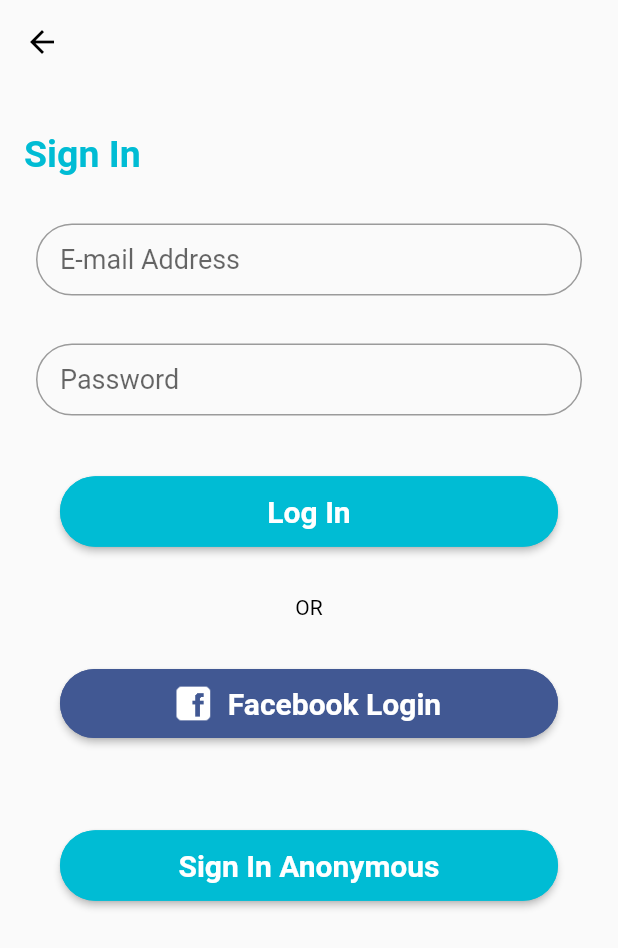
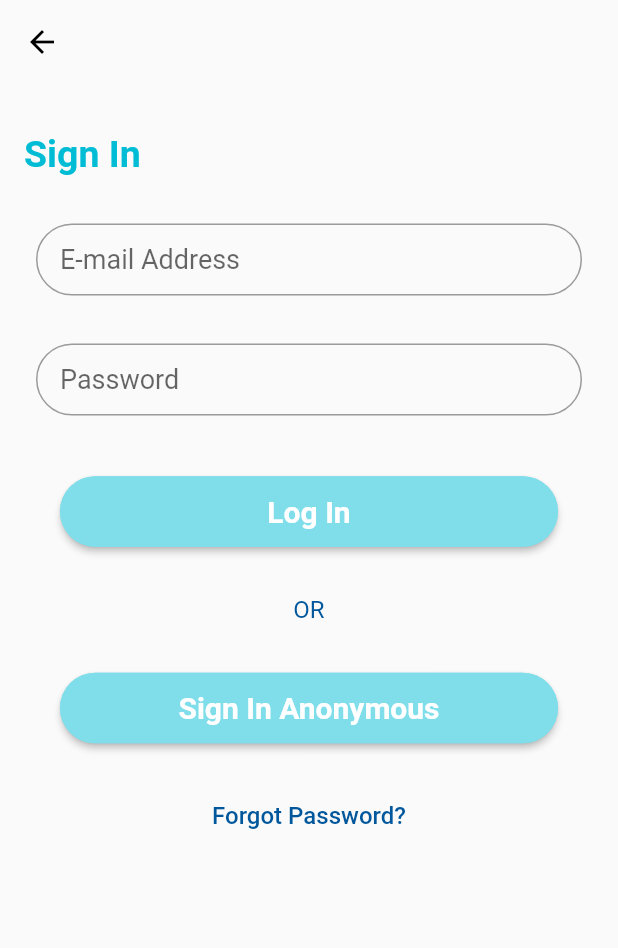
Before and after one commit to Shaunmak1214/Fractastic, a Flutter app: the LoginScreen screen opened directly, on a phone screen of 412 x 824 dp. Shown: the top 948 px of the screen. Run offline on Flutter 3.47's test engine with Material 2 defaults, Android fonts, the phone set to English and light mode, and no system bars; our stand-ins replace animated_theme_switcher, cached_network_image, cloud_firestore, firebase_auth, firebase_storage, flutter_screenutil and 5 more; accounts and stored records are empty.

Commit message:
change ui, delete fb login, add forgot password dialog, add guardian email, delete phone number

```diff
--- a/lib/constants.dart
+++ b/lib/constants.dart
@@ -1,8 +1,8 @@
 library constants;
 
 const FINISHED_ON_BOARDING = 'finishedOnBoarding';
-const COLOR_ACCENT = 0xFFd756ff;
-const COLOR_PRIMARY_DARK = 0xFF6900be;
-const COLOR_PRIMARY = 0xFF00BCD4;
-const FACEBOOK_BUTTON_COLOR = 0xFF415893;
+const COLOR_ACCENT = 0xFF80DEEA; //LIGHT CYAN
+const COLOR_PRIMARY_DARK = 0xFF0288D1; //LIGHT BLUE
+const COLOR_PRIMARY = 0xFF00BCD4; //CYAN
+const COLOR_WORDING = 0xFF01579B; //DARK BLUE
 const USERS = 'users';
--- a/lib/model/User.dart
+++ b/lib/model/User.dart
@@ -7,7 +7,7 @@ class User {
   String firstName = '';
   String lastName = '';
   Settings settings = Settings(allowPushNotifications: true);
-  String phoneNumber = '';
+  String guardianEmail = '';
   bool active = false;
   Timestamp lastOnlineTimestamp = Timestamp.now();
   String userID;
@@ -15,16 +15,17 @@ class User {
   bool selected = false;
   String appIdentifier = 'Flutter Login Screen ${Platform.operatingSystem}';
 
-  User(
-      {this.email,
+  User({
+    this.email,
     this.firstName,
-      this.phoneNumber,
     this.lastName,
+    this.guardianEmail,
     this.active,
     this.lastOnlineTimestamp,
     this.settings,
     this.userID,
-      this.profilePictureURL});
+    this.profilePictureURL,
+  });
 
   get uid => this.userID;
 
@@ -37,11 +38,11 @@ class User {
         email: parsedJson['email'] ?? "",
         firstName: parsedJson['firstName'] ?? '',
         lastName: parsedJson['lastName'] ?? '',
+        guardianEmail: parsedJson['guardianEmail'] ?? "",
         active: parsedJson['active'] ?? false,
         lastOnlineTimestamp: parsedJson['lastOnlineTimestamp'],
         settings: Settings.fromJson(
             parsedJson['settings'] ?? {'allowPushNotifications': true}),
-        phoneNumber: parsedJson['phoneNumber'] ?? "",
         userID: parsedJson['id'] ?? parsedJson['userID'] ?? '',
         profilePictureURL: parsedJson['profilePictureURL'] ?? "");
   }
@@ -52,7 +53,7 @@ class User {
       "firstName": this.firstName,
       "lastName": this.lastName,
       "settings": this.settings.toJson(),
-      "phoneNumber": this.phoneNumber,
+      "guardianEmail": this.guardianEmail,
       "id": this.userID,
       'active': this.active,
       'lastOnlineTimestamp': this.lastOnlineTimestamp,
--- a/lib/ui/auth/AuthScreen.dart
+++ b/lib/ui/auth/AuthScreen.dart
@@ -19,8 +19,8 @@ class AuthScreen extends StatelessWidget {
                 child: Image.asset(
                   'assets/images/logo_ver1.png',
                   //color: Color(Constants.COLOR_PRIMARY),
-                  width: 80,
-                  height: 80,
+                  width: 90,
+                  height: 90,
                 ),
               ),
             ),
--- a/lib/ui/home/HomeScreen.dart
+++ b/lib/ui/home/HomeScreen.dart
@@ -93,7 +93,7 @@ class _HomeState extends State<HomeScreen> {
             ),
             Padding(
               padding: const EdgeInsets.all(8.0),
-              child: Text(user.phoneNumber),
+              child: Text(user.guardianEmail),
             ),
             Padding(
               padding: const EdgeInsets.all(8.0),
--- a/lib/ui/login/LoginScreen.dart
+++ b/lib/ui/login/LoginScreen.dart
@@ -1,17 +1,13 @@
-import 'dart:convert';
-
 import 'package:cloud_firestore/cloud_firestore.dart';
 import 'package:firebase_auth/firebase_auth.dart';
 import 'package:flutter/cupertino.dart';
 import 'package:flutter/material.dart';
 import 'package:flutter/rendering.dart';
 import 'package:flutter/services.dart';
-import 'package:flutter_facebook_login/flutter_facebook_login.dart';
 import 'package:fractastic/model/User.dart';
 import 'package:fractastic/ui/home/HomeScreen.dart';
 import 'package:fractastic/ui/services/Authenticate.dart';
 import 'package:fractastic/ui/utils/helper.dart';
-import 'package:http/http.dart' as http;
 
 import '../../constants.dart' as Constants;
 import '../../main.dart';
@@ -127,13 +123,13 @@ class _LoginScreen extends State<LoginScreen> {
               child: ConstrainedBox(
                 constraints: const BoxConstraints(minWidth: double.infinity),
                 child: RaisedButton(
-                  color: Color(Constants.COLOR_PRIMARY),
+                  color: Color(Constants.COLOR_ACCENT),
                   child: Text(
                     'Log In',
                     style: TextStyle(fontSize: 20, fontWeight: FontWeight.bold),
                   ),
                   textColor: Colors.white,
-                  splashColor: Color(Constants.COLOR_PRIMARY),
+                  splashColor: Color(Constants.COLOR_ACCENT),
                   onPressed: () async {
                     await onClick(
                         _emailController.text, _passwordController.text);
@@ -141,7 +137,7 @@ class _LoginScreen extends State<LoginScreen> {
                   padding: EdgeInsets.only(top: 12, bottom: 12),
                   shape: RoundedRectangleBorder(
                       borderRadius: BorderRadius.circular(25.0),
-                      side: BorderSide(color: Color(Constants.COLOR_PRIMARY))),
+                      side: BorderSide(color: Color(Constants.COLOR_ACCENT))),
                 ),
               ),
             ),
@@ -150,91 +146,51 @@ class _LoginScreen extends State<LoginScreen> {
               child: Center(
                 child: Text(
                   'OR',
-                  style: TextStyle(color: Colors.black),
+                  style: TextStyle(
+                      fontSize: 16, color: Color(Constants.COLOR_WORDING)),
                 ),
               ),
             ),
             Padding(
-              padding:
-                  const EdgeInsets.only(right: 40.0, left: 40.0, bottom: 20),
-              child: ConstrainedBox(
-                constraints: const BoxConstraints(minWidth: double.infinity),
-                child: RaisedButton.icon(
-                  label: Text(
-                    'Facebook Login',
-                    style: TextStyle(fontSize: 20, fontWeight: FontWeight.bold),
-                  ),
-                  icon: Padding(
-                    padding: const EdgeInsets.symmetric(vertical: 8.0),
-                    child: Image.asset(
-                      'assets/images/facebook_logo.png',
-                      color: Colors.white,
-                      height: 30,
-                      width: 30,
-                    ),
-                  ),
-                  color: Color(Constants.FACEBOOK_BUTTON_COLOR),
-                  textColor: Colors.white,
-                  splashColor: Color(Constants.FACEBOOK_BUTTON_COLOR),
-                  onPressed: () async {
-                    final facebookLogin = FacebookLogin();
-                    final result = await facebookLogin.logIn(['email']);
-                    switch (result.status) {
-                      case FacebookLoginStatus.loggedIn:
-                        showProgress(
-                            context, 'Logging in, please wait...', false);
-                        await FirebaseAuth.instance
-                            .signInWithCredential(
-                                FacebookAuthProvider.getCredential(
-                                    accessToken: result.accessToken.token))
-                            .then((AuthResult authResult) async {
-                          User user = await _fireStoreUtils
-                              .getCurrentUser(authResult.user.uid);
-                          if (user == null) {
-                            _createUserFromFacebookLogin(
-                                result, authResult.user.uid);
-                          } else {
-                            _syncUserDataWithFacebookData(result, user);
-                          }
-                        });
-                        break;
-                      case FacebookLoginStatus.cancelledByUser:
-                        break;
-                      case FacebookLoginStatus.error:
-                        showAlertDialog(
-                            context, 'Error', 'Couldn\'t login via facebook.');
-                        break;
-                    }
-                  },
-                  shape: RoundedRectangleBorder(
-                      borderRadius: BorderRadius.circular(25.0),
-                      side: BorderSide(
-                          color: Color(Constants.FACEBOOK_BUTTON_COLOR))),
-                ),
-              ),
-            ),
-            Padding(
-              padding: const EdgeInsets.only(right: 40.0, left: 40.0, top: 40),
+              padding: const EdgeInsets.only(right: 40.0, left: 40.0, top: 0),
               child: ConstrainedBox(
                 constraints: const BoxConstraints(minWidth: double.infinity),
                 child: RaisedButton(
-                  color: Color(Constants.COLOR_PRIMARY),
+                  color: Color(Constants.COLOR_ACCENT),
                   child: Text(
                     'Sign In Anonymous',
                     style: TextStyle(fontSize: 20, fontWeight: FontWeight.bold),
                   ),
                   textColor: Colors.white,
-                  splashColor: Color(Constants.COLOR_PRIMARY),
+                  splashColor: Color(Constants.COLOR_ACCENT),
                   onPressed: () async {
                     await signIn();
                   },
                   padding: EdgeInsets.only(top: 12, bottom: 12),
                   shape: RoundedRectangleBorder(
                       borderRadius: BorderRadius.circular(25.0),
-                      side: BorderSide(color: Color(Constants.COLOR_PRIMARY))),
+                      side: BorderSide(color: Color(Constants.COLOR_ACCENT))),
                 ),
               ),
             ),
+            Padding(
+              padding: const EdgeInsets.all(12.0),
+            ),
+            Row(
+              mainAxisAlignment: MainAxisAlignment.center,
+              children: <Widget>[
+                MaterialButton(
+                    child: Text(
+                      'Forgot Password?',
+                      style: TextStyle(
+                          fontSize: 16, color: Color(Constants.COLOR_WORDING)),
+                    ),
+                    onPressed: () {
+                      showAlertDialog(context, 'Forgot Password',
+                          'Please contact our admin to retrieve your password.\n\nadmin@fractastic.com');
+                    }),
+              ],
+            )
           ],
         ),
       ),
@@ -333,47 +289,6 @@ class _LoginScreen extends State<LoginScreen> {
     _passwordController.dispose();
     super.dispose();
   }
-
-  void _createUserFromFacebookLogin(
-      FacebookLoginResult result, String userID) async {
-    final token = result.accessToken.token;
-    final graphResponse = await http.get('https://graph.facebook.com/v2'
-        '.12/me?fields=name,first_name,last_name,email,picture.type(large)&access_token=$token');
-    final profile = json.decode(graphResponse.body);
-    User user = User(
-        firstName: profile['first_name'],
-        lastName: profile['last_name'],
-        email: profile['email'],
-        profilePictureURL: profile['picture']['data']['url'],
-        active: true,
-        userID: userID);
-    await FireStoreUtils.firestore
-        .collection(Constants.USERS)
-        .document(userID)
-        .setData(user.toJson())
-        .then((onValue) {
-      MyAppState.currentUser = user;
-      hideProgress();
-      pushAndRemoveUntil(context, HomeScreen(user: user), false);
-    });
-  }
-
-  void _syncUserDataWithFacebookData(
-      FacebookLoginResult result, User user) async {
-    final token = result.accessToken.token;
-    final graphResponse = await http.get('https://graph.facebook.com/v2'
-        '.12/me?fields=name,first_name,last_name,email,picture.type(large)&access_token=$token');
-    final profile = json.decode(graphResponse.body);
-    user.profilePictureURL = profile['picture']['data']['url'];
-    user.firstName = profile['first_name'];
-    user.lastName = profile['last_name'];
-    user.email = profile['email'];
-    user.active = true;
-    await _fireStoreUtils.updateCurrentUser(user, context);
-    MyAppState.currentUser = user;
-    hideProgress();
-    pushAndRemoveUntil(context, HomeScreen(user: user), false);
-  }
 }
 
 loginAnonymous() {}
--- a/pubspec.yaml
+++ b/pubspec.yaml
@@ -12,14 +12,13 @@ dependencies:
   firebase_auth: ^0.14.0+5
   cloud_firestore: ^0.12.9+5
   progress_dialog: ^1.2.2
-  flutter_facebook_login: 3.0.0
-  http: 0.12.1
   image_picker: ^0.6.5
   firebase_storage: ^3.1.5
   cached_network_image: ^2.1.0+1
   line_awesome_flutter: ^1.0.1
   flutter_screenutil: ^1.0.2
   animated_theme_switcher: ^1.0.5
+
 
   flutter:
     sdk: flutter
```
Also changed, not shown: lib/ui/signUp/SignUpScreen.dart (+9 -10 lines). Lines whose indentation alone changed are shown as unchanged.
